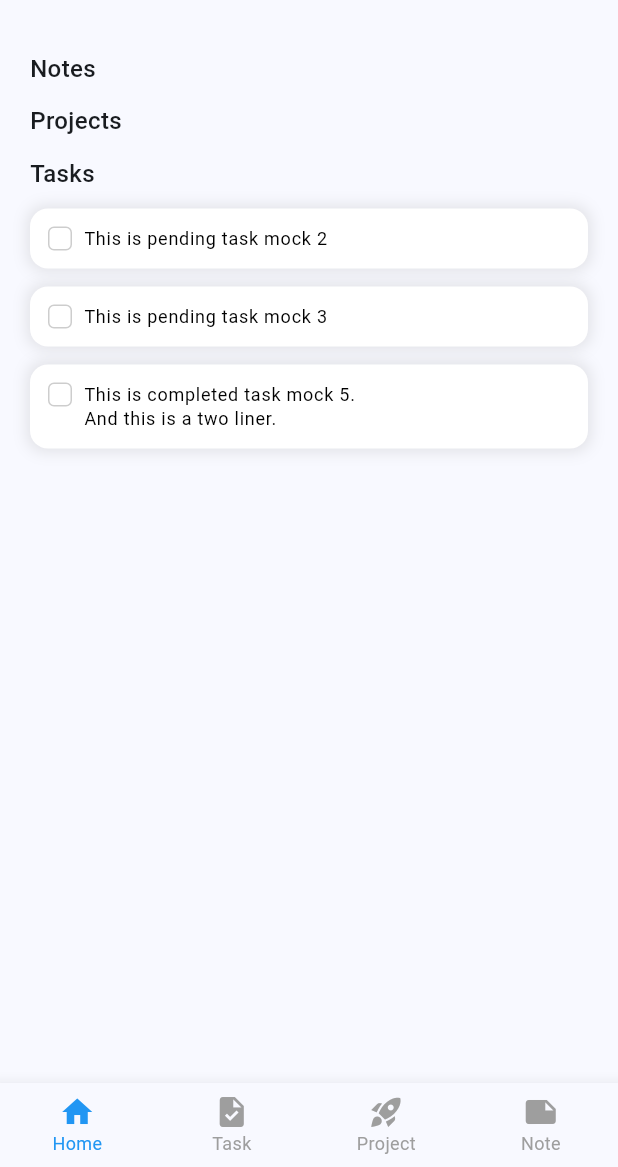
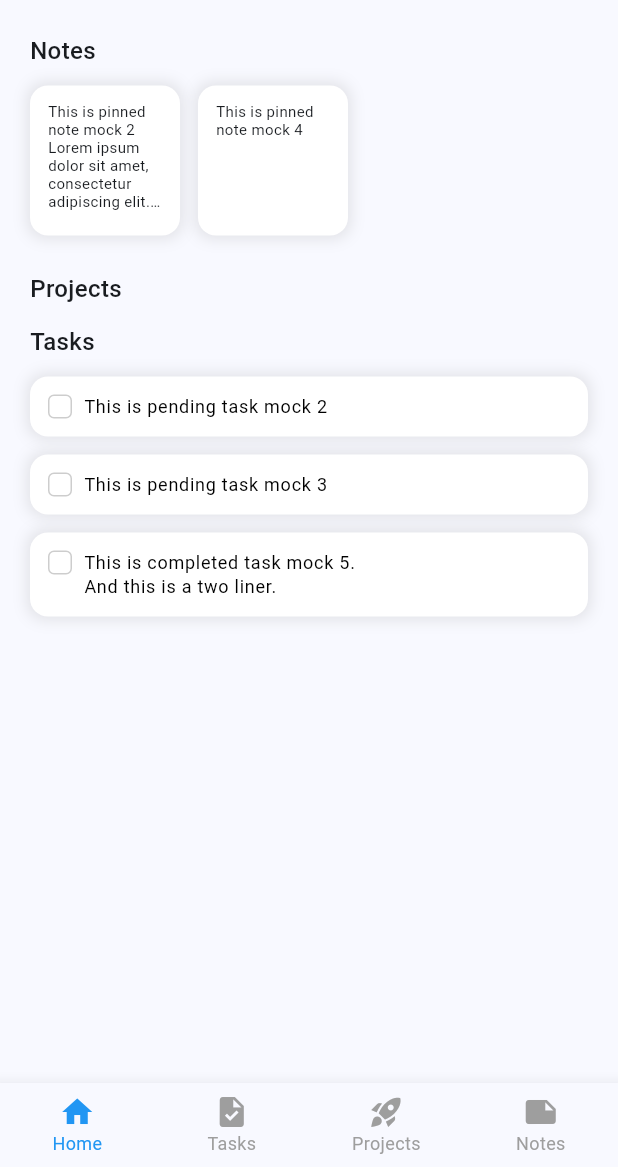
Before and after one commit to jeaniecho/organizly_app, a Flutter app: the screen it shows after launch, after a tap on the "check" icon, on a phone screen of 412 x 824 dp, the part 69-1236 px from its top. Run offline on Flutter 3.47's test engine with Material 2 defaults, Android fonts, the phone set to English and light mode, and no system bars; our stand-ins replace rxdart.

Commit message:
added notes

```diff
--- /dev/null
+++ b/lib/blocs/note_bloc.dart
@@ -0,0 +1,16 @@
+import 'package:rxdart/subjects.dart';
+import 'package:what_to_do/mocks/note_mock.dart';
+import 'package:what_to_do/models/note_model.dart';
+
+class NoteBloc {
+  final BehaviorSubject<List<NoteVM>> _notes = BehaviorSubject.seeded([]);
+  Stream<List<NoteVM>> get notes => _notes.stream;
+
+  NoteBloc() {
+    getMockNotes();
+  }
+
+  getMockNotes() {
+    _notes.add(noteMockList0);
+  }
+}
--- a/lib/main.dart
+++ b/lib/main.dart
@@ -1,6 +1,7 @@
 import 'package:flutter/material.dart';
 import 'package:provider/provider.dart';
 import 'package:what_to_do/blocs/app_bloc.dart';
+import 'package:what_to_do/blocs/note_bloc.dart';
 import 'package:what_to_do/blocs/task_bloc.dart';
 import 'package:what_to_do/pages/pages.dart';
 
@@ -22,6 +23,7 @@ class MyApp extends StatelessWidget {
       home: MultiProvider(providers: [
         Provider(create: (context) => AppBloc()),
         Provider(create: (context) => TaskBloc()),
+        Provider(create: (context) => NoteBloc()),
       ], child: const BasePage()),
     );
   }
--- /dev/null
+++ b/lib/mocks/note_mock.dart
@@ -0,0 +1,28 @@
+import 'package:what_to_do/models/note_model.dart';
+
+NoteVM noteMock0 = NoteVM(
+    id: 0,
+    pinned: false,
+    text:
+        'This is note mock 0\nLorem ipsum dolor sit amet, consectetur adipiscing elit. Sed id ante pulvinar, accumsan sem et, placerat nibh. Vestibulum malesuada vel arcu placerat sollicitudin. Suspendisse eu velit ac nibh auctor faucibus.');
+NoteVM noteMock1 = NoteVM(id: 1, pinned: false, text: 'This is note mock 1');
+NoteVM noteMock2 = NoteVM(
+    id: 2,
+    pinned: true,
+    text:
+        'This is pinned note mock 2\nLorem ipsum dolor sit amet, consectetur adipiscing elit. Sed id ante pulvinar, accumsan sem et, placerat nibh. Vestibulum malesuada vel arcu placerat sollicitudin. Suspendisse eu velit ac nibh auctor faucibus.');
+NoteVM noteMock3 = NoteVM(
+    id: 3,
+    pinned: false,
+    text:
+        'This is note mock 3\nLorem ipsum dolor sit amet, consectetur adipiscing elit. Aenean sit amet maximus odio, et elementum est. Aenean venenatis lacus sit amet tortor pretium, et molestie velit tempus. Mauris at arcu commodo, venenatis nisl nec, interdum sapien. Praesent eget ipsum quis tortor gravida lacinia. Mauris condimentum quis ex ut efficitur. Mauris non quam pharetra, vehicula mauris ut, eleifend justo. Morbi ut nisi sollicitudin, tristique ligula et, pharetra tellus. Quisque vitae neque molestie diam sodales laoreet at eget erat. Donec ante nulla, dignissim at odio non, feugiat efficitur lacus. Vivamus convallis porta.');
+NoteVM noteMock4 =
+    NoteVM(id: 4, pinned: true, text: 'This is pinned note mock 4');
+
+List<NoteVM> noteMockList0 = [
+  noteMock0,
+  noteMock1,
+  noteMock2,
+  noteMock3,
+  noteMock4,
+];
--- /dev/null
+++ b/lib/models/note_model.dart
@@ -0,0 +1,23 @@
+import 'package:flutter/material.dart';
+
+class NoteVM {
+  int id;
+  bool pinned;
+  String text;
+  FocusNode? focusNode;
+
+  NoteVM({
+    required this.id,
+    required this.pinned,
+    required this.text,
+    this.focusNode,
+  });
+
+  NoteVM copyWith({int? id, bool? pinned, String? text}) {
+    return NoteVM(
+      id: id ?? this.id,
+      pinned: pinned ?? this.pinned,
+      text: text ?? this.text,
+    );
+  }
+}
--- a/lib/pages/base/home_page.dart
+++ b/lib/pages/base/home_page.dart
@@ -1,7 +1,10 @@
 import 'package:flutter/material.dart';
 import 'package:provider/provider.dart';
+import 'package:what_to_do/blocs/note_bloc.dart';
 import 'package:what_to_do/blocs/task_bloc.dart';
+import 'package:what_to_do/models/note_model.dart';
 import 'package:what_to_do/models/task_model.dart';
+import 'package:what_to_do/widgets/note_box.dart';
 import 'package:what_to_do/widgets/task_box.dart';
 
 class HomePage extends StatelessWidget {
@@ -9,29 +12,124 @@ class HomePage extends StatelessWidget {
 
   @override
   Widget build(BuildContext context) {
-    TaskBloc taskBloc = context.read<TaskBloc>();
-
-    return SingleChildScrollView(
-      padding: const EdgeInsets.symmetric(horizontal: 20, vertical: 24),
+    return const SingleChildScrollView(
       child: Column(
         crossAxisAlignment: CrossAxisAlignment.start,
         children: [
-          const Text(
-            'Notes',
-            style: TextStyle(
-              fontSize: 16,
-              fontWeight: FontWeight.w500,
+          HomeNotes(),
+          HomeProjects(),
+          SizedBox(height: 12),
+          HomeTasks(),
+        ],
+      ),
+    );
+  }
+}
+
+class HomeNotes extends StatelessWidget {
+  const HomeNotes({super.key});
+
+  @override
+  Widget build(BuildContext context) {
+    NoteBloc noteBloc = context.read<NoteBloc>();
+
+    return Padding(
+      padding: const EdgeInsets.symmetric(vertical: 12),
+      child: Column(
+        crossAxisAlignment: CrossAxisAlignment.start,
+        children: [
+          const Padding(
+            padding: EdgeInsets.symmetric(horizontal: 20),
+            child: Text(
+              'Notes',
+              style: TextStyle(
+                fontSize: 16,
+                fontWeight: FontWeight.w500,
+              ),
             ),
           ),
-          const SizedBox(height: 12),
-          const Text(
+          StreamBuilder(
+              stream: noteBloc.notes,
+              builder: (context, snapshot) {
+                if (!snapshot.hasData) {
+                  return const Center(child: CircularProgressIndicator());
+                }
+
+                List<NoteVM> notes =
+                    snapshot.data!.where((element) => element.pinned).toList();
+
+                if (notes.isEmpty) {
+                  return const Padding(
+                    padding: EdgeInsets.symmetric(vertical: 12),
+                    child: Center(
+                      child: Text(
+                        'No notes',
+                        style: TextStyle(color: Colors.grey),
+                      ),
+                    ),
+                  );
+                }
+
+                double noteSize = 100;
+
+                return SizedBox(
+                  height: noteSize + 24,
+                  child: ListView.separated(
+                      padding: const EdgeInsets.symmetric(horizontal: 20),
+                      shrinkWrap: true,
+                      scrollDirection: Axis.horizontal,
+                      itemBuilder: (context, index) {
+                        NoteVM note = notes[index];
+
+                        return SmallNoteBox(note: note, boxWidth: noteSize);
+                      },
+                      separatorBuilder: (context, index) {
+                        return const SizedBox(width: 12);
+                      },
+                      itemCount: notes.length),
+                );
+              }),
+        ],
+      ),
+    );
+  }
+}
+
+class HomeProjects extends StatelessWidget {
+  const HomeProjects({super.key});
+
+  @override
+  Widget build(BuildContext context) {
+    return const Column(
+      crossAxisAlignment: CrossAxisAlignment.start,
+      children: [
+        Padding(
+          padding: EdgeInsets.symmetric(horizontal: 20),
+          child: Text(
             'Projects',
             style: TextStyle(
               fontSize: 16,
               fontWeight: FontWeight.w500,
             ),
           ),
-          const SizedBox(height: 12),
+        ),
+      ],
+    );
+  }
+}
+
+class HomeTasks extends StatelessWidget {
+  const HomeTasks({super.key});
+
+  @override
+  Widget build(BuildContext context) {
+    TaskBloc taskBloc = context.read<TaskBloc>();
+
+    return Padding(
+      padding: const EdgeInsets.symmetric(horizontal: 20),
+      child: Column(
+        crossAxisAlignment: CrossAxisAlignment.start,
+        children: [
           const Text(
             'Tasks',
             style: TextStyle(
@@ -50,6 +148,18 @@ class HomePage extends StatelessWidget {
                 List<TaskVM> tasks = snapshot.data!
                     .where((element) => !element.completed)
                     .toList();
+
+                if (tasks.isEmpty) {
+                  return const Padding(
+                    padding: EdgeInsets.symmetric(vertical: 12),
+                    child: Center(
+                      child: Text(
+                        'No tasks',
+                        style: TextStyle(color: Colors.grey),
+                      ),
+                    ),
+                  );
+                }
 
                 return ListView.separated(
                   shrinkWrap: true,
@@ -72,7 +182,7 @@ class HomePage extends StatelessWidget {
                   }),
                   itemCount: tasks.length,
                 );
-              })
+              }),
         ],
       ),
     );
--- a/lib/pages/base/note_page.dart
+++ b/lib/pages/base/note_page.dart
@@ -1,15 +1,56 @@
 import 'package:flutter/material.dart';
+import 'package:provider/provider.dart';
+import 'package:what_to_do/blocs/note_bloc.dart';
+import 'package:what_to_do/models/note_model.dart';
+import 'package:what_to_do/widgets/note_box.dart';
 
 class NotePage extends StatelessWidget {
   const NotePage({super.key});
 
   @override
   Widget build(BuildContext context) {
-    return SingleChildScrollView(
-      padding: const EdgeInsets.symmetric(horizontal: 20, vertical: 24),
-      child: Column(
-        children: [Text('Note Page')],
-      ),
-    );
+    NoteBloc noteBloc = context.read<NoteBloc>();
+
+    return StreamBuilder<List<NoteVM>>(
+        stream: noteBloc.notes,
+        builder: (context, snapshot) {
+          if (!snapshot.hasData) {
+            return const Center(child: CircularProgressIndicator());
+          }
+
+          List<NoteVM> notes = snapshot.data!;
+
+          if (notes.isEmpty) {
+            return const Padding(
+              padding: EdgeInsets.symmetric(vertical: 12),
+              child: Center(
+                child: Text(
+                  'No notes',
+                  style: TextStyle(color: Colors.grey),
+                ),
+              ),
+            );
+          }
+
+          return ListView.separated(
+            padding: const EdgeInsets.symmetric(horizontal: 20, vertical: 24),
+            itemBuilder: (context, index) {
+              NoteVM note = notes[index];
+
+              return LayoutBuilder(builder: (context, constraints) {
+                return NoteBox(
+                  note: note,
+                  boxWidth: constraints.maxWidth,
+                  edit: (String text) => null,
+                  remove: () => null,
+                );
+              });
+            },
+            separatorBuilder: (context, index) {
+              return const SizedBox(height: 12);
+            },
+            itemCount: notes.length,
+          );
+        });
   }
 }
--- a/lib/pages/base/task_page.dart
+++ b/lib/pages/base/task_page.dart
@@ -77,19 +77,33 @@ class PendingTasks extends StatelessWidget {
                   .where((element) => !element.completed)
                   .toList();
 
+              if (tasks.isEmpty) {
+                return const Padding(
+                  padding: EdgeInsets.symmetric(vertical: 12),
+                  child: Center(
+                    child: Text(
+                      'No tasks',
+                      style: TextStyle(color: Colors.grey),
+                    ),
+                  ),
+                );
+              }
+
               return ListView.separated(
                 shrinkWrap: true,
                 physics: const NeverScrollableScrollPhysics(),
                 itemBuilder: ((context, index) {
                   TaskVM task = tasks[index];
 
+                  return LayoutBuilder(builder: (context, constraints) {
                     return TaskBox(
                       task: task,
-                    boxWidth: 100,
+                      boxWidth: constraints.maxWidth,
                       toggle: () => taskBloc.toggleTask(task),
                       edit: (String text) => taskBloc.editTask(task, text),
                       remove: () => taskBloc.removeTask(task),
                     );
+                  });
                 }),
                 separatorBuilder: ((context, index) {
                   return const SizedBox(height: 12);
@@ -144,6 +158,18 @@ class CompletedTasks extends StatelessWidget {
               List<TaskVM> tasks =
                   snapshot.data!.where((element) => element.completed).toList();
 
+              if (tasks.isEmpty) {
+                return const Padding(
+                  padding: EdgeInsets.symmetric(vertical: 12),
+                  child: Center(
+                    child: Text(
+                      'No completed tasks',
+                      style: TextStyle(color: Colors.grey),
+                    ),
+                  ),
+                );
+              }
+
               return ListView.separated(
                 shrinkWrap: true,
                 physics: const NeverScrollableScrollPhysics(),
--- a/lib/pages/base_page.dart
+++ b/lib/pages/base_page.dart
@@ -2,6 +2,7 @@ import 'package:flutter/material.dart';
 import 'package:intl/intl.dart';
 import 'package:provider/provider.dart';
 import 'package:what_to_do/blocs/app_bloc.dart';
+import 'package:what_to_do/blocs/note_bloc.dart';
 import 'package:what_to_do/blocs/task_bloc.dart';
 import 'package:what_to_do/models/task_model.dart';
 import 'package:what_to_do/pages/pages.dart';
@@ -13,6 +14,7 @@ class BasePage extends StatelessWidget {
   Widget build(BuildContext context) {
     AppBloc appBloc = context.read<AppBloc>();
     TaskBloc taskBloc = context.read<TaskBloc>();
+    NoteBloc noteBloc = context.read<NoteBloc>();
 
     return StreamBuilder<int>(
         stream: appBloc.bottomIndex,
@@ -22,6 +24,7 @@ class BasePage extends StatelessWidget {
           return Scaffold(
             appBar: AppBar(
               automaticallyImplyLeading: false,
+              scrolledUnderElevation: 0,
               elevation: 0,
               titleSpacing: 20,
               title: Column(
@@ -68,15 +71,21 @@ class BasePage extends StatelessWidget {
               index: bottomIndex,
               children: [
                 MultiProvider(
-                  providers: [Provider(create: (context) => taskBloc)],
-                  child: HomePage(),
+                  providers: [
+                    Provider(create: (context) => taskBloc),
+                    Provider(create: (context) => noteBloc),
+                  ],
+                  child: const HomePage(),
                 ),
                 Provider(
                   create: (context) => taskBloc,
                   child: const TaskPage(),
                 ),
                 ProjectPage(),
-                NotePage(),
+                Provider(
+                  create: (context) => noteBloc,
+                  child: const NotePage(),
+                ),
               ],
             ),
             bottomNavigationBar: BottomNavigationBar(
@@ -92,10 +101,10 @@ class BasePage extends StatelessWidget {
               type: BottomNavigationBarType.fixed,
               items: const [
                 BottomNavigationBarItem(icon: Icon(Icons.home), label: 'Home'),
-                BottomNavigationBarItem(icon: Icon(Icons.task), label: 'Task'),
+                BottomNavigationBarItem(icon: Icon(Icons.task), label: 'Tasks'),
                 BottomNavigationBarItem(
-                    icon: Icon(Icons.rocket_launch), label: 'Project'),
-                BottomNavigationBarItem(icon: Icon(Icons.note), label: 'Note'),
+                    icon: Icon(Icons.rocket_launch), label: 'Projects'),
+                BottomNavigationBarItem(icon: Icon(Icons.note), label: 'Notes'),
               ],
             ),
           );
--- /dev/null
+++ b/lib/widgets/note_box.dart
@@ -0,0 +1,98 @@
+import 'package:flutter/material.dart';
+import 'package:what_to_do/models/note_model.dart';
+
+class NoteBox extends StatelessWidget {
+  final NoteVM note;
+  final double boxWidth;
+  final Function(String text) edit;
+  final Function() remove;
+  const NoteBox(
+      {required this.note,
+      required this.boxWidth,
+      required this.edit,
+      required this.remove,
+      super.key});
+
+  @override
+  Widget build(BuildContext context) {
+    TextEditingController textController =
+        TextEditingController(text: note.text);
+    textController.selection =
+        TextSelection.collapsed(offset: textController.text.length);
+
+    return Container(
+        width: boxWidth,
+        padding: const EdgeInsets.all(12),
+        decoration: BoxDecoration(
+          color: Colors.white,
+          borderRadius: BorderRadius.circular(12),
+          boxShadow: [
+            BoxShadow(
+              color: Colors.grey.withOpacity(0.25),
+              blurRadius: 8,
+              spreadRadius: 2,
+              offset: const Offset(0, 0),
+            ),
+          ],
+        ),
+        child: TextField(
+          focusNode: note.focusNode,
+          controller: textController,
+          style: const TextStyle(
+            fontSize: 14,
+          ),
+          minLines: 1,
+          maxLines: 10,
+          keyboardType: TextInputType.text,
+          onSubmitted: edit,
+          onTapOutside: (event) {
+            FocusScope.of(context).unfocus();
+
+            if (textController.text.isEmpty) {
+              remove();
+            } else {
+              edit(textController.text);
+            }
+          },
+          decoration: const InputDecoration(
+            border: InputBorder.none,
+            isCollapsed: true,
+            contentPadding: EdgeInsets.zero,
+          ),
+        ));
+  }
+}
+
+class SmallNoteBox extends StatelessWidget {
+  final NoteVM note;
+  final double boxWidth;
+  const SmallNoteBox({required this.note, required this.boxWidth, super.key});
+
+  @override
+  Widget build(BuildContext context) {
+    return Container(
+      width: boxWidth,
+      height: boxWidth,
+      margin: const EdgeInsets.symmetric(vertical: 12),
+      padding: const EdgeInsets.all(12),
+      decoration: BoxDecoration(
+        color: Colors.white,
+        borderRadius: BorderRadius.circular(12),
+        boxShadow: [
+          BoxShadow(
+            color: Colors.grey.withOpacity(0.25),
+            blurRadius: 8,
+            spreadRadius: 2,
+            offset: const Offset(0, 0),
+          ),
+        ],
+      ),
+      child: Text(
+        note.text,
+        style: const TextStyle(fontSize: 10, height: 0),
+        maxLines: 6,
+        overflow: TextOverflow.ellipsis,
+      ),
+    );
+  }
+}
```
Lines whose indentation alone changed are shown as unchanged.
